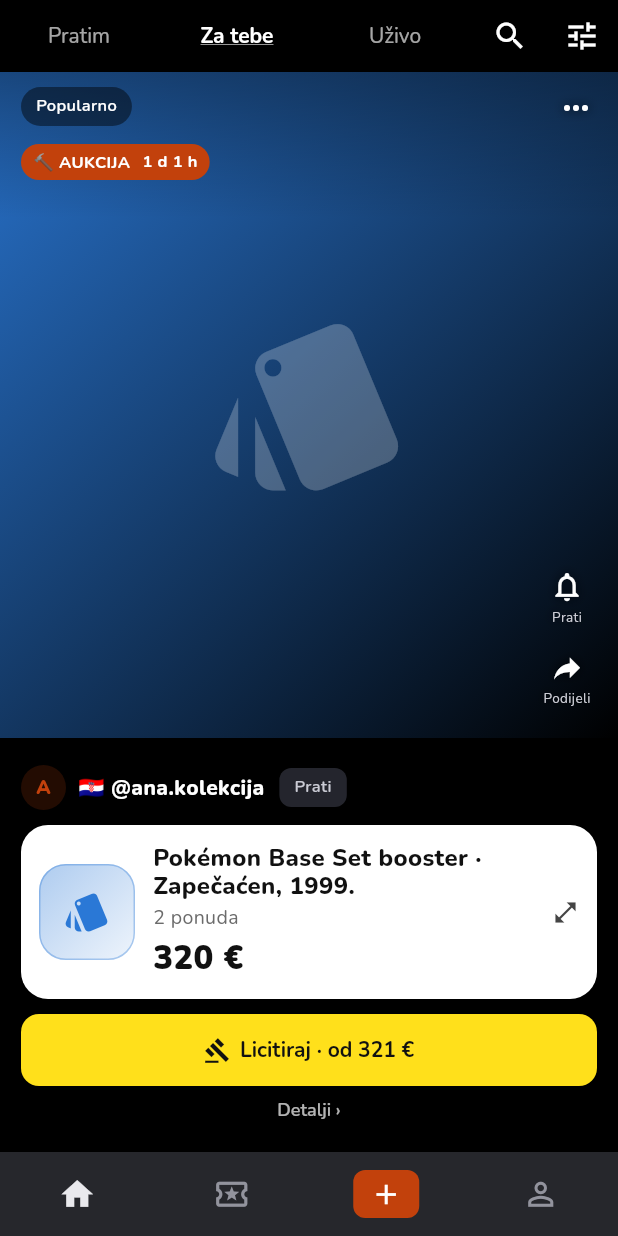
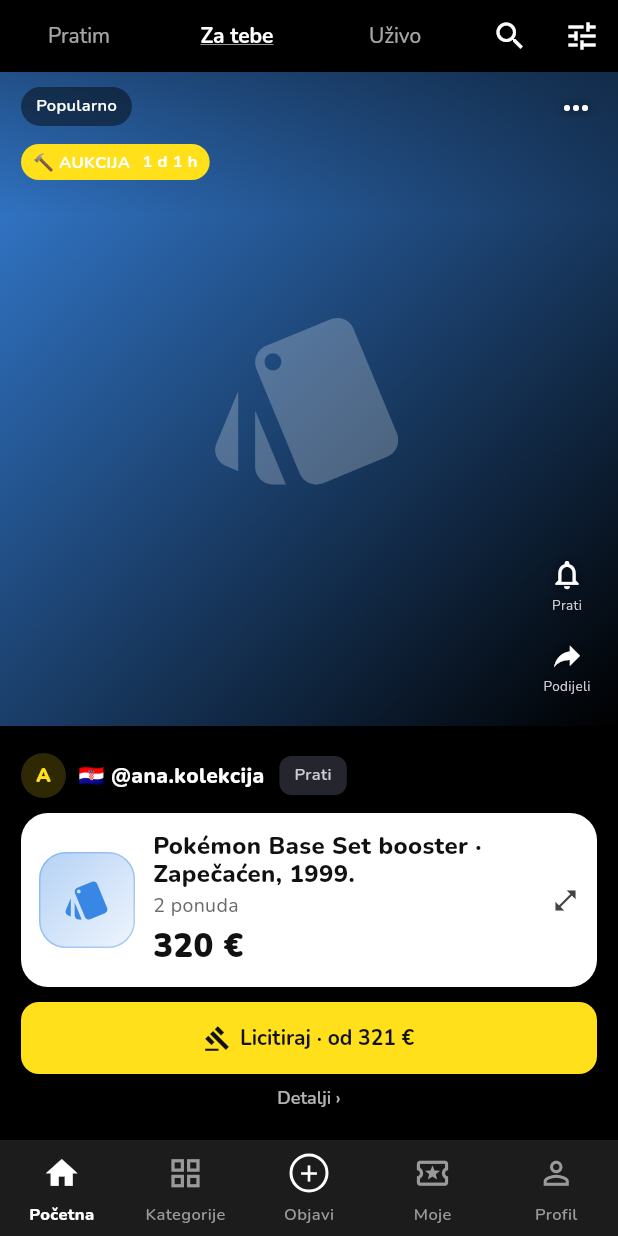
Before and after one commit to Karlo6546541/bot, a Flutter app: the screen it shows after launch, on a phone screen of 412 x 824 dp. Run offline on Flutter 3.47's test engine with Material 3 defaults, Android fonts, the phone set to English and light mode, and no system bars; our stand-ins replace file_picker, flutter_riverpod, hive, hive_flutter, image_picker, qr_flutter and 3 more; missing offline and left inert: dart:js_interop, dart:ui_web, dart_webrtc, flutter_webrtc; accounts and stored records are empty.

Commit message:
Whatnot izgled: tamna tema s žutim akcentom, nova donja navigacija s natpisima

```diff
--- a/loop_app/lib/providers/app_state.dart
+++ b/loop_app/lib/providers/app_state.dart
@@ -36,7 +36,7 @@ class AppState {
     this.myHistory = const [],
     this.auctions = const [],
     this.deliveries = const [],
-    this.themeMode = ThemeMode.light,
+    this.themeMode = ThemeMode.dark,
     this.lang = AppLang.hr,
     this.pendingSignup,
     this.showHowItWorks = true,
@@ -69,7 +69,7 @@ class AppState {
       isAdmin: storage.isAdmin,
       themeMode: ThemeMode.values.firstWhere(
         (m) => m.name == storage.themeMode,
-        orElse: () => ThemeMode.light,
+        orElse: () => ThemeMode.dark,
       ),
       lang: AppLang.fromName(storage.lang),
       pendingSignup: storage.pendingAuth == null
--- a/loop_app/lib/screens/home_shell.dart
+++ b/loop_app/lib/screens/home_shell.dart
@@ -283,35 +283,11 @@ class _HomeShellState extends ConsumerState<HomeShell> {
 
     final shell = AdaptiveShell(
       immersiveNavigation: _index == 0 && feedSelected,
-      destinations: isDesktop
-          ? _destinations
-          // Mobitel: Početna · Moje (kupljeno, dostave, ponude) · + · Profil.
-          : [
-              _destinations[0],
-              _destinations[3],
-              _destinations[2],
-              _destinations[4],
-            ],
-      selectedIndex: isDesktop
-          ? _navIndex(_index)
-          : switch (_index) {
-              2 => 1,
-              3 => 3,
-              _ => 0,
-            },
-      onSelect: isDesktop
-          ? _onNav
-          : (nav) {
-              if (nav == 2) {
-                showCreateSheet(context);
-              } else {
-                _go(switch (nav) {
-                  1 => 2,
-                  3 => 3,
-                  _ => 0,
-                });
-              }
-            },
+      // Isto na mobitelu i na računalu (Whatnot): Početna · Kategorije ·
+      // Objavi · Moje (aktivnost) · Profil.
+      destinations: _destinations,
+      selectedIndex: _navIndex(_index),
+      onSelect: _onNav,
       railHeader: Padding(
         padding: const EdgeInsets.symmetric(vertical: 20),
         child: LoopLogo(size: 22, onTap: _goHome),
--- a/loop_app/lib/services/storage_service.dart
+++ b/loop_app/lib/services/storage_service.dart
@@ -805,7 +805,7 @@ class StorageService {
   bool get isAdmin => _session.get(_isAdminKey) == true;
 
   /// 'light' | 'dark' | 'system' (zadano: svijetla tema).
-  String get themeMode => _session.get(_themeKey) as String? ?? 'light';
+  String get themeMode => _session.get(_themeKey) as String? ?? 'dark';
 
   Future<void> setThemeMode(String mode) => _session.put(_themeKey, mode);
 
--- a/loop_app/lib/theme/app_theme.dart
+++ b/loop_app/lib/theme/app_theme.dart
@@ -16,11 +16,11 @@ class LoopColors {
       _dark = brightness == Brightness.dark;
 
   static Color get background =>
-      _dark ? const Color(0xFF17120F) : const Color(0xFFFFF7EF);
+      _dark ? const Color(0xFF161616) : const Color(0xFFFFF7EF);
   static Color get surface =>
-      _dark ? const Color(0xFF221B17) : const Color(0xFFFFFFFF);
+      _dark ? const Color(0xFF232323) : const Color(0xFFFFFFFF);
   static Color get surfaceHover =>
-      _dark ? const Color(0xFF2E2520) : const Color(0xFFFFEFE2);
+      _dark ? const Color(0xFF303030) : const Color(0xFFFFEFE2);
 
   // Pravila boja (nikad se ne miješaju):
   //  * narančasta [accent] — glavne radnje: Licitiraj, Kupi, Objavi;
@@ -30,7 +30,7 @@ class LoopColors {
   /// Glavni akcent (gumbi, odabrano) — narančasta. Svijetla: bijeli
   /// tekst 5.2:1; tamna: tamni tekst 7.9:1.
   static Color get accent =>
-      _dark ? const Color(0xFFFF9248) : const Color(0xFFC2410C);
+      _dark ? const Color(0xFFFFE01B) : const Color(0xFFC2410C);
 
   /// Uživo (oznaka UŽIVO, live gumbi i bljesak) — isključivo za live.
   static const Color live = Color(0xFFFF2D55);
@@ -41,12 +41,12 @@ class LoopColors {
 
   /// Tekst/ikone na akcentu.
   static Color get onAccent =>
-      _dark ? const Color(0xFF1B1410) : const Color(0xFFFFFFFF);
+      _dark ? const Color(0xFF111111) : const Color(0xFFFFFFFF);
 
   static Color get textPrimary =>
-      _dark ? const Color(0xFFF5EDE6) : const Color(0xFF2A1F17);
+      _dark ? const Color(0xFFFFFFFF) : const Color(0xFF2A1F17);
   static Color get textSecondary =>
-      _dark ? const Color(0xFFB3A69B) : const Color(0xFF76685D);
+      _dark ? const Color(0xFFA3A3A3) : const Color(0xFF76685D);
   static Color get error =>
       _dark ? const Color(0xFFFF7B7B) : const Color(0xFFC92A3A);
   static Color get success =>
@@ -63,17 +63,17 @@ class LoopColors {
 
   // Pastelni tonovi za dekorativne pločice i pozadine (nikad za tekst).
   static Color get peach =>
-      _dark ? const Color(0xFF3A2A22) : const Color(0xFFFFE1D1);
+      _dark ? const Color(0xFF332E24) : const Color(0xFFFFE1D1);
   static Color get sunny =>
-      _dark ? const Color(0xFF3A3220) : const Color(0xFFFFEDB8);
+      _dark ? const Color(0xFF3A3414) : const Color(0xFFFFEDB8);
   static Color get mint =>
-      _dark ? const Color(0xFF1F3329) : const Color(0xFFD6F2E3);
+      _dark ? const Color(0xFF1F2F27) : const Color(0xFFD6F2E3);
   static Color get lilac =>
-      _dark ? const Color(0xFF2B2740) : const Color(0xFFE7E0FF);
+      _dark ? const Color(0xFF28263A) : const Color(0xFFE7E0FF);
   static Color get sky =>
-      _dark ? const Color(0xFF1F2C3A) : const Color(0xFFD9ECFF);
+      _dark ? const Color(0xFF1F2A35) : const Color(0xFFD9ECFF);
   static Color get rose =>
-      _dark ? const Color(0xFF3A2228) : const Color(0xFFFFD9E0);
+      _dark ? const Color(0xFF38242A) : const Color(0xFFFFD9E0);
 
   /// Meka sjena kartica (u tamnoj temi gotovo nevidljiva).
   static List<BoxShadow> get softShadow => [
--- a/loop_app/lib/widgets/adaptive_shell.dart
+++ b/loop_app/lib/widgets/adaptive_shell.dart
@@ -31,15 +31,28 @@ class ShellDestination {
     if (!action) {
       return Icon(selected ? selectedIcon : icon, size: compact ? 25 : null);
     }
+    // Whatnot: "Sell" je okrugli plus s obrubom, kao ostale ikone.
+    if (compact) {
+      return Container(
+        key: const ValueKey('nav-create'),
+        width: 26,
+        height: 26,
+        decoration: BoxDecoration(
+          shape: BoxShape.circle,
+          border: Border.all(color: Colors.white, width: 2),
+        ),
+        child: const Icon(Icons.add, color: Colors.white, size: 18),
+      );
+    }
     return Container(
       key: const ValueKey('nav-create'),
-      width: compact ? 44 : 44,
-      height: compact ? 32 : 32,
+      width: 44,
+      height: 32,
       decoration: BoxDecoration(
         color: Theme.of(context).colorScheme.primary,
-        borderRadius: BorderRadius.circular(compact ? 8 : 12),
+        borderRadius: BorderRadius.circular(12),
       ),
-      child: Icon(icon, color: Colors.white, size: compact ? 22 : null),
+      child: Icon(icon, color: LoopColors.onAccent),
     );
   }
 }
@@ -71,13 +84,12 @@ class AdaptiveShell extends StatelessWidget {
   Widget _navigation(BuildContext context, {bool compact = false}) =>
       NavigationBar(
         key: ValueKey(compact ? 'feed-navigation' : 'main-navigation'),
-        // Mobitel: samo ikone (bez natpisa) na tamnosivoj traci — ugodnije
-        // za oči od crne.
-        height: compact ? 56 : null,
+        // Mobitel (Whatnot): ikone s natpisima na tamnoj traci.
+        height: compact ? 64 : null,
         labelBehavior: compact
-            ? NavigationDestinationLabelBehavior.alwaysHide
+            ? NavigationDestinationLabelBehavior.alwaysShow
             : null,
-        backgroundColor: compact ? const Color(0xFF26272C) : null,
+        backgroundColor: compact ? const Color(0xFF1C1C1C) : null,
         surfaceTintColor: compact ? Colors.transparent : null,
         indicatorColor: compact ? Colors.transparent : null,
         selectedIndex: selectedIndex,
@@ -112,20 +124,20 @@ class AdaptiveShell extends StatelessWidget {
               labelTextStyle: WidgetStateProperty.resolveWith(
                 (states) => TextStyle(
                   fontFamily: kFontFamily,
-                  fontSize: 10,
+                  fontSize: 11,
                   fontWeight: states.contains(WidgetState.selected)
-                      ? FontWeight.w700
-                      : FontWeight.w500,
+                      ? FontWeight.w800
+                      : FontWeight.w600,
                   color: states.contains(WidgetState.selected)
-                      ? const Color(0xFFE9E9ED)
-                      : const Color(0xFF92939D),
+                      ? Colors.white
+                      : const Color(0xFF9A9A9A),
                 ),
               ),
               iconTheme: WidgetStateProperty.resolveWith(
                 (states) => IconThemeData(
                   color: states.contains(WidgetState.selected)
-                      ? const Color(0xFFE9E9ED)
-                      : const Color(0xFF92939D),
+                      ? Colors.white
+                      : const Color(0xFF9A9A9A),
                 ),
               ),
             ),
```
Also changed, not shown: 1 other file.
